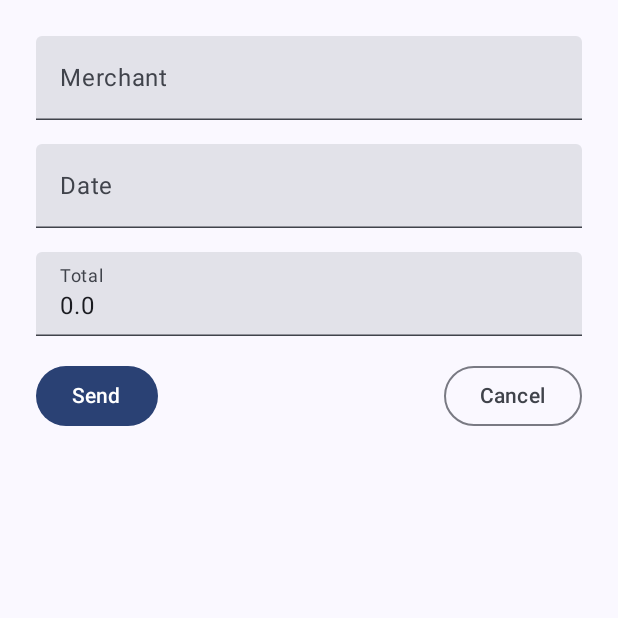
After one commit to JDingo/expenditure-logger, an Android app built with Jetpack Compose: the composable TransactionForm shown on its own in the app's theme, on a phone screen of 412 x 824 dp, the top half of it. The commit adds this screen. Run offline under Robolectric (Android 15) with nearby library versions, the phone set to English and light mode, and no system bars.

Commit message:
Add transaction form bottom sheet upon OCR finish

```diff
--- a/app/src/main/java/com/example/expenditurelogger/MainActivity.kt
+++ b/app/src/main/java/com/example/expenditurelogger/MainActivity.kt
@@ -12,7 +12,7 @@ import androidx.compose.ui.tooling.preview.Preview
 import androidx.navigation.compose.NavHost
 import androidx.navigation.compose.composable
 import androidx.navigation.compose.rememberNavController
-import com.example.expenditurelogger.camera.CameraOCRActivity
+import com.example.expenditurelogger.camera.CameraActivity
 import com.example.expenditurelogger.home.Home
 import com.example.expenditurelogger.ui.theme.ExpenditureLoggerTheme
 
@@ -40,7 +40,7 @@ fun MainApp() {
 
     NavHost(navController = navController, startDestination = "home") {
         composable("home") {  Home(onNavigateToCamera = { navController.navigate("camera") }) }
-        composable("camera") { CameraOCRActivity(onBackNavigationClick = { navController.navigate("home")}) }
+        composable("camera") { CameraActivity(onBackNavigationClick = { navController.navigate("home")}) }
     }
 
 }
--- a/app/src/main/java/com/example/expenditurelogger/ocr/TextOCR.kt
+++ b/app/src/main/java/com/example/expenditurelogger/ocr/TextOCR.kt
@@ -21,9 +21,8 @@ class TextOCR {
 
                 val result = recognizer.process(image)
                     .addOnSuccessListener { visionText ->
+                        onSuccess(visionText)
                         Log.d("DEV", "analyze: Success")
-                        onSuccess(visionText)
-                        Log.d("DEV", "Callback complete")
                     }
                     .addOnFailureListener { e ->
                         Log.d("DEV", "analyze: Failure")
--- /dev/null
+++ b/app/src/main/java/com/example/expenditurelogger/shared/Transaction.kt
@@ -0,0 +1,7 @@
+package com.example.expenditurelogger.shared
+
+data class Transaction(
+    var merchantName: String = "",
+    var date: String = "",
+    var transactionAmount: Float = 0f
+)
--- /dev/null
+++ b/app/src/main/java/com/example/expenditurelogger/shared/TransactionForm.kt
@@ -0,0 +1,81 @@
+package com.example.expenditurelogger.shared
+
+import android.annotation.SuppressLint
+import androidx.compose.foundation.layout.Arrangement
+import androidx.compose.foundation.layout.Column
+import androidx.compose.foundation.layout.Row
+import androidx.compose.foundation.layout.fillMaxWidth
+import androidx.compose.foundation.layout.padding
+import androidx.compose.foundation.text.KeyboardOptions
+import androidx.compose.material3.Button
+import androidx.compose.material3.OutlinedButton
+import androidx.compose.material3.Text
+import androidx.compose.material3.TextField
+import androidx.compose.runtime.Composable
+import androidx.compose.runtime.getValue
+import androidx.compose.runtime.mutableStateOf
+import androidx.compose.runtime.remember
+import androidx.compose.runtime.setValue
+import androidx.compose.ui.Modifier
+import androidx.compose.ui.text.input.KeyboardType
+import androidx.compose.ui.unit.dp
+
+@SuppressLint("UnusedMaterial3ScaffoldPaddingParameter")
+@Composable
+fun TransactionForm(
+    parsedTransaction: Transaction,
+    onSubmit: (Transaction) -> Unit,
+    onCancel: () -> Unit
+) {
+    var merchantName by remember { mutableStateOf(parsedTransaction.merchantName ?: "") }
+    var date by remember { mutableStateOf(parsedTransaction.date ?: "") }
+    var transactionAmountString by remember { mutableStateOf(parsedTransaction.transactionAmount.toString() ?: "") }
+
+    Column(
+        Modifier
+            .fillMaxWidth()
+            .padding(24.dp),
+        verticalArrangement = Arrangement.spacedBy(16.dp),
+    ) {
+        TextField(
+            modifier = Modifier.fillMaxWidth(),
+            value = merchantName,
+            onValueChange = { merchantName = it },
+            label = { Text("Merchant") }
+        )
+
+        TextField(
+            modifier = Modifier.fillMaxWidth(),
+            value = date,
+            onValueChange = { date = it },
+            label = { Text("Date") }
+        )
+
+        TextField(
+            modifier = Modifier.fillMaxWidth(),
+            keyboardOptions = KeyboardOptions(keyboardType = KeyboardType.Decimal),
+            value = transactionAmountString,
+            onValueChange = {
+                transactionAmountString = it
+            },
+            label = { Text("Total") }
+        )
+
+        Row(
+            Modifier.fillMaxWidth(),
+            horizontalArrangement = Arrangement.SpaceBetween
+        ) {
+            Button(onClick = {
+                onSubmit(Transaction(merchantName, date, transactionAmountString.toFloat()))
+            }) {
+                Text("Send")
+            }
+
+            OutlinedButton(
+                onClick = { onCancel() }
+            ) {
+                Text("Cancel")
+            }
+        }
+    }
+}
```
Also changed, not shown: app/src/main/java/com/example/expenditurelogger/camera/CameraActivity.kt (renamed from app/src/main/java/com/example/expenditurelogger/camera/CameraOCRActivity.kt, +67 -70 lines), app/src/main/java/com/example/expenditurelogger/camera/CameraContent.kt (+14 -3 lines), app/src/main/java/com/example/expenditurelogger/ocr/TextParser.kt (+6 -7 lines).
